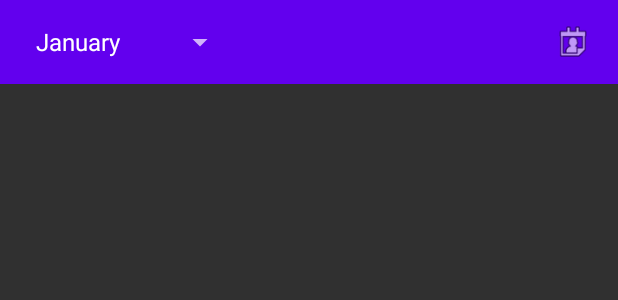
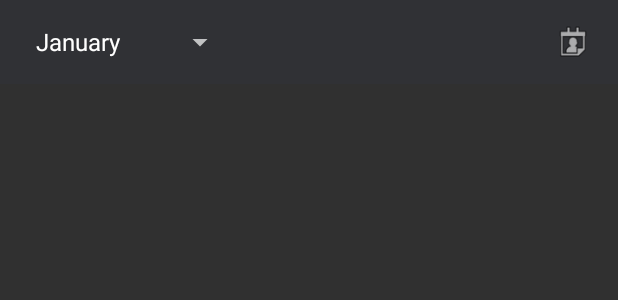
Before and after one commit to babakatea/mobdev_ui, an Android app: the layout app_toolbar.xml on its own in the app's theme, with its tools: preview values and no code run, on a phone screen of 412 x 824 dp. Shown: the top 300 px of the screen. Run offline under Robolectric (Android 15) with nearby library versions, the phone set to English and light mode, and no system bars.

Commit message:
Fix toolbar backgrund color

```diff
--- a/app/src/main/res/layout/app_toolbar.xml
+++ b/app/src/main/res/layout/app_toolbar.xml
@@ -4,14 +4,13 @@
     xmlns:android="http://schemas.android.com/apk/res/android"
     android:layout_width="match_parent"
     android:layout_height="?attr/actionBarSize"
-    android:background="@color/colorPrimary"
+    android:background="@color/darkBackground"
     android:theme="@style/ThemeOverlay.AppCompat.Dark"
     xmlns:app="http://schemas.android.com/apk/res-auto">
 
     <RelativeLayout
         android:layout_width="match_parent"
-        android:layout_height="wrap_content"
-        >
+        android:layout_height="wrap_content">
 
         <Spinner
             android:id="@+id/monthSpinner"
@@ -31,5 +30,6 @@
             android:layout_marginEnd="14dp"
             android:layout_marginRight="14dp"
             app:srcCompat="@android:drawable/ic_menu_my_calendar" />
+
     </RelativeLayout>
 </androidx.appcompat.widget.Toolbar>
```
